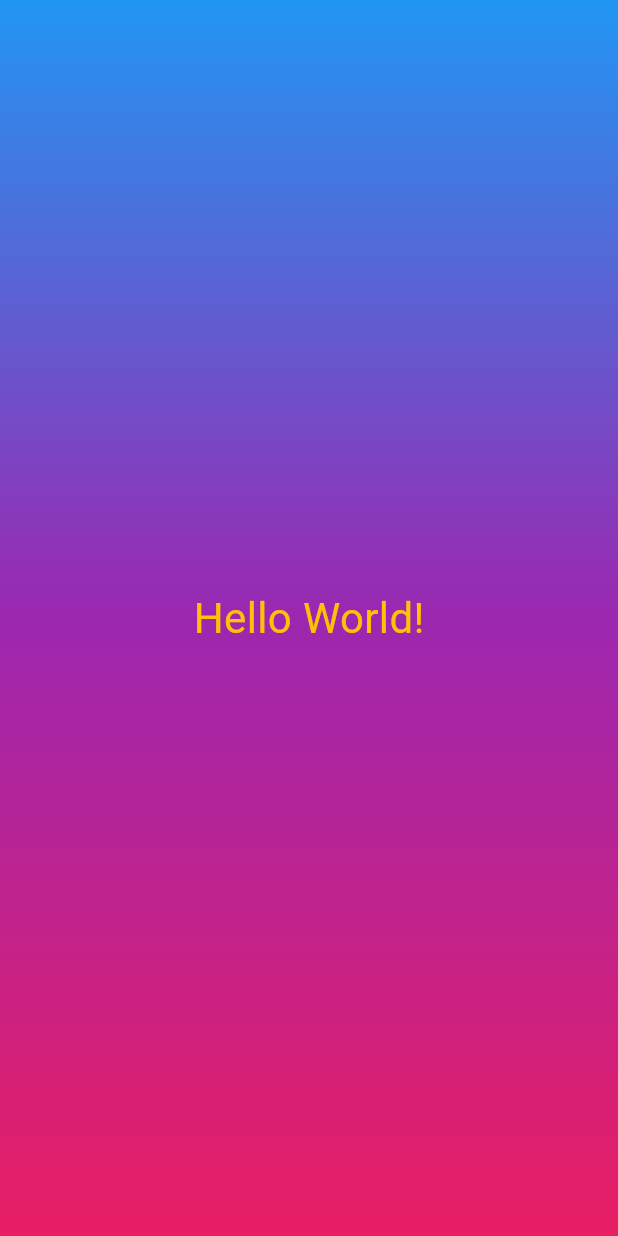
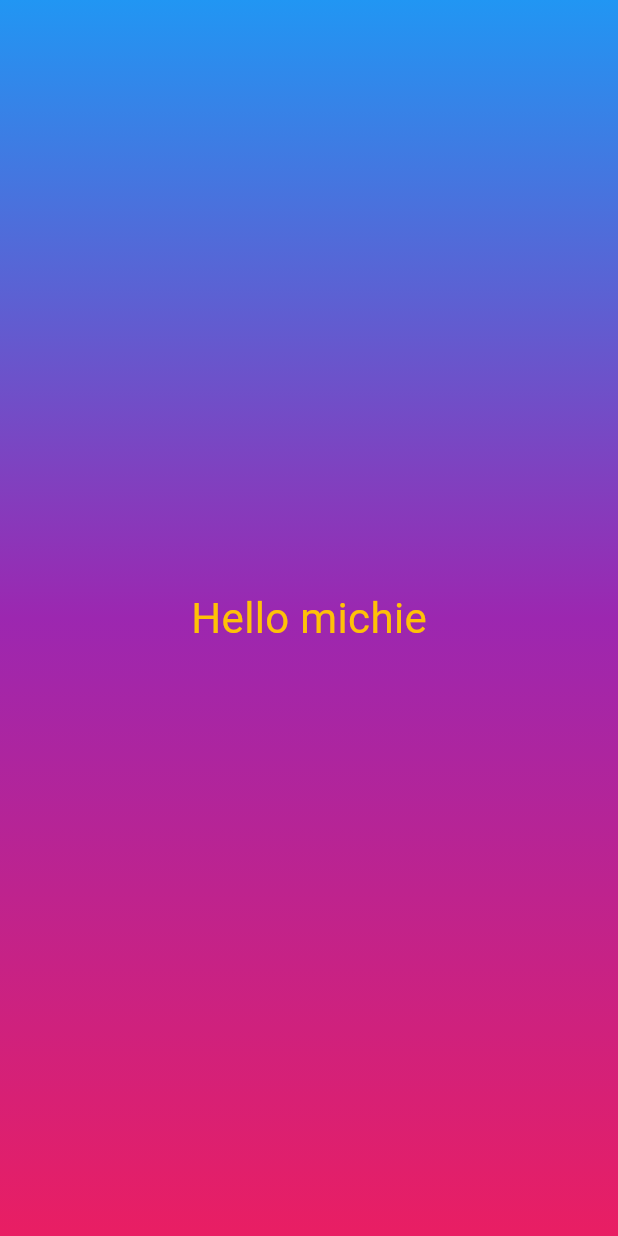
Before and after one commit to KaranKhandekar1729/Dice-Roller-App, a Flutter app: the screen it shows after launch, on a phone screen of 412 x 824 dp. Run offline on Flutter 3.47's test engine with Material 3 defaults, Android fonts, the phone set to English and light mode, and no system bars.

Commit message:
instance variable and this keyword

```diff
--- a/lib/gradient_container.dart
+++ b/lib/gradient_container.dart
@@ -13,13 +13,13 @@ class GradientContainer extends StatelessWidget {
   Widget build(context) {
     return Container(
       decoration: const BoxDecoration(
-        gradient: LinearGradient(colors: const [
+        gradient: LinearGradient(colors: [
           Colors.blue,
           Colors.purple,
           Colors.pink,
         ], begin: startAlignment, end: endAlignment),
       ),
-      child: const Center(child: StyledText()),
+      child: const Center(child: StyledText('Hello michie')),
     );
   }
 }
--- a/lib/styled_text.dart
+++ b/lib/styled_text.dart
@@ -1,13 +1,15 @@
 import 'package:flutter/material.dart';
 
 class StyledText extends StatelessWidget {
-  const StyledText({super.key});
+  const StyledText(this.text, {super.key});
+
+  final String text;
 
   @override
   Widget build(context) {
-    return const Text(
-      'Hello World!',
-      style: TextStyle(
+    return Text(
+      text,
+      style: const TextStyle(
         color: Colors.amber,
         fontSize: 28.0,
       ),
```
